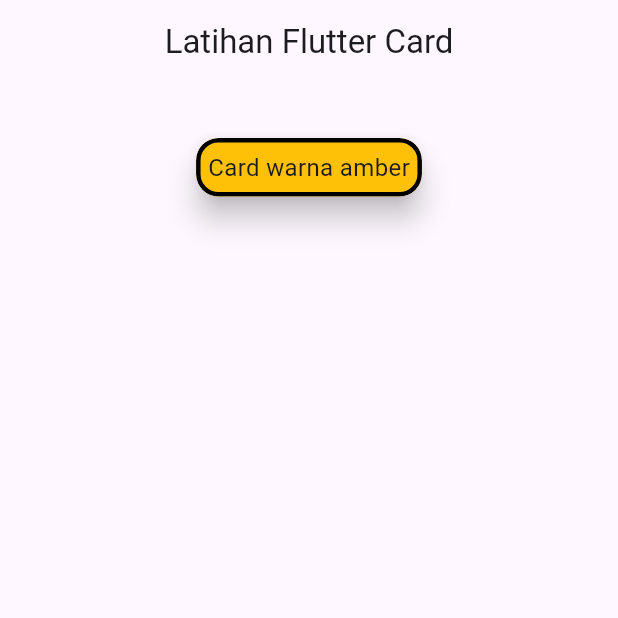
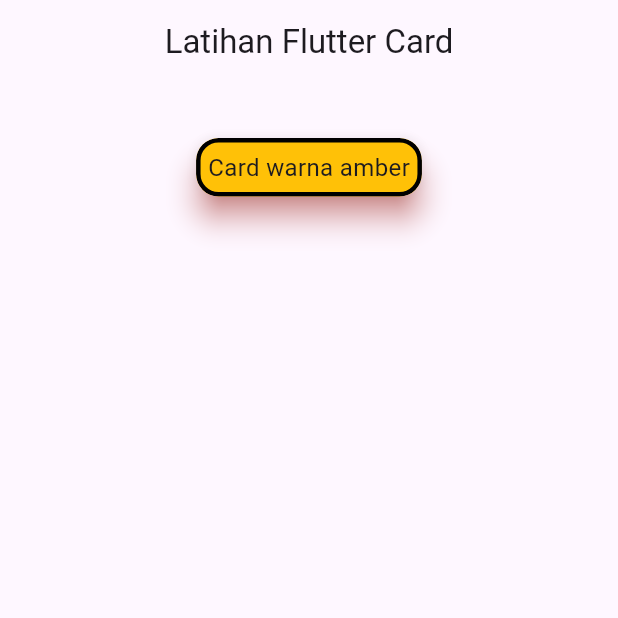
Before and after one commit to AbdillahFajar/belajar_card_flutter, a Flutter app: the screen it shows after launch, on a phone screen of 412 x 824 dp, the top half of it. Run offline on Flutter 3.47's test engine with Material 3 defaults, Android fonts, the phone set to English and light mode, and no system bars.

Commit message:
tambahin properti shadowColor, untuk berikan warna pada bayangan atau elevation card-nya

```diff
--- a/lib/pages/card_page_1.dart
+++ b/lib/pages/card_page_1.dart
@@ -18,6 +18,7 @@ class CardPage1 extends StatelessWidget {
                   children: [
                     Center(
                       child: Card(
+                        shadowColor: Colors.red, //pake shadowColor untuk memberikan warna pada efek bayangannya (elevation)
                         semanticContainer: true, //menentukan apakah card ini adalah kontainer semantik. Kalau true, card akan dianggap sebagai satu kesatuan oleh pembaca layar. Kalau false, pembaca layar mungkin akan memperlakukan konten di dalam card secara terpisah. Cari tahu lagi lebih jelasnya!
                         //Menentukan bagaimana konten atau isi card dipotong dengan clipBehavior. Tapi, gak ada perbedaannya. Mungkin harus dihapusin yang gak perlu dulu
                         // clipBehavior: Clip.none, //gak dipotong sama sekali kontennya,
@@ -27,9 +28,9 @@ class CardPage1 extends StatelessWidget {
                         margin: EdgeInsets.all(16.0), //bikin jarak di sekitar card-nya (di luar card)
                         color: Colors.amber,
                         elevation: 8, //bikin efek bayangan di card-nya
-                        shape: RoundedRectangleBorder(
-                          borderRadius: BorderRadius.circular(15.0),
-                          side: BorderSide(
+                        shape: RoundedRectangleBorder( //menggunakan properti shape untuk mengatur bentuk card-nya
+                          borderRadius: BorderRadius.circular(15.0),  //mmebuat lengkungan di sudut card-nya
+                          side: BorderSide( //pake properti side supaya bisa pakai BorderSide untuk tambahin border beserta hiasannya di card
                             color: Colors.black,
                             width: 3.0
                           ),
```
